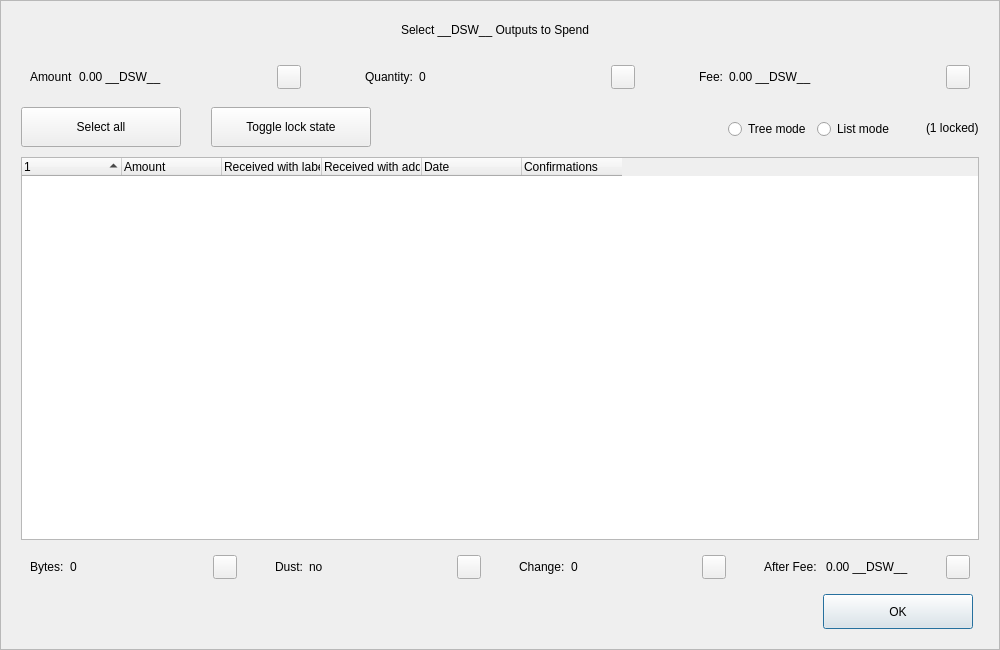
decenomy/DSW, file src/qt/forms/coincontroldialog.ui: the form before one commit.
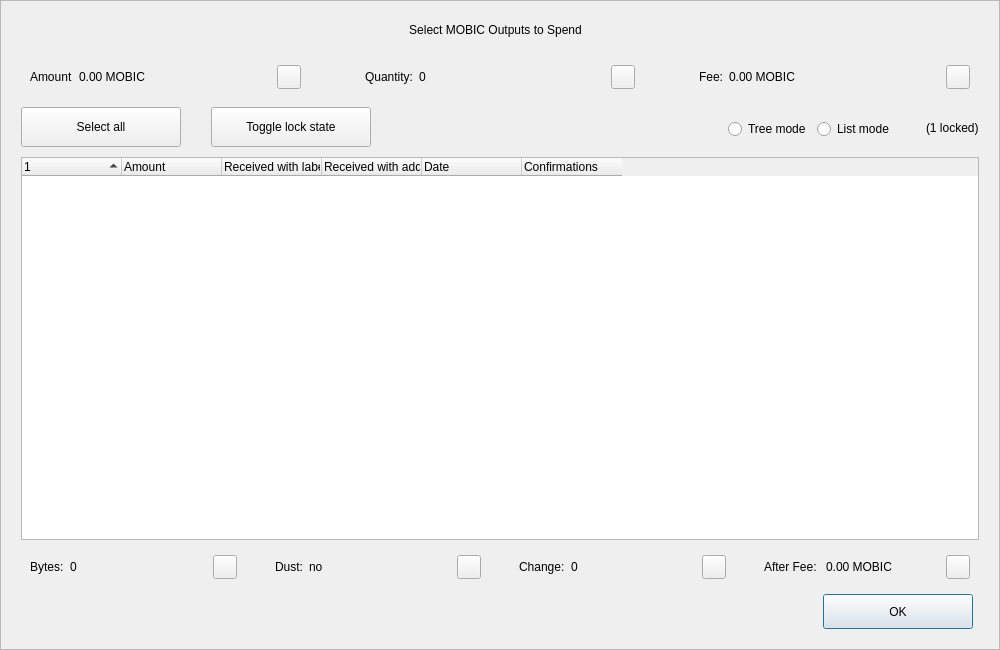
The form after the commit. Custom widgets are drawn as their Qt base class.

Commit message: Replace standard coin unit __DSW__ by MOBIC (7)

Patch:
```diff
--- a/src/qt/forms/coincontroldialog.ui
+++ b/src/qt/forms/coincontroldialog.ui
@@ -98,7 +98,7 @@
            </size>
           </property>
           <property name="text">
-           <string>Select __DSW__ Outputs to Spend</string>
+           <string>Select MOBIC Outputs to Spend</string>
           </property>
           <property name="alignment">
            <set>Qt::AlignCenter</set>
@@ -144,7 +144,7 @@
            <item>
             <widget class="QLabel" name="labelCoinControlAmount">
              <property name="text">
-              <string>0.00 __DSW__</string>
+              <string>0.00 MOBIC</string>
              </property>
             </widget>
            </item>
@@ -268,7 +268,7 @@
            <item>
             <widget class="QLabel" name="labelCoinControlFee">
              <property name="text">
-              <string>0.00 __DSW__</string>
+              <string>0.00 MOBIC</string>
              </property>
             </widget>
            </item>
@@ -729,7 +729,7 @@
            <item>
             <widget class="QLabel" name="labelCoinControlAfterFee">
              <property name="text">
-              <string>0.00 __DSW__</string>
+              <string>0.00 MOBIC</string>
              </property>
             </widget>
            </item>
```
The commit also changes 9 other files.
